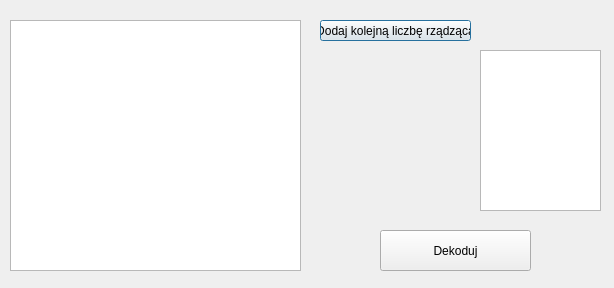
This is windowdecryptor.ui in machas1337/2DLMCA as Qt 5 draws it before an edit. The edited form follows.
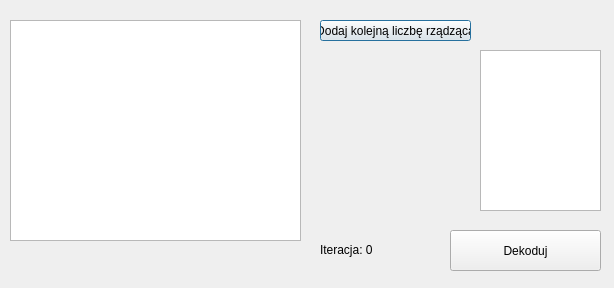
This is the edited form.

Commit message: modified:   2DLMCA.pro 	modified:   2DLMCA.pro.user 	modified:   decrypter.cpp 	modified:   decrypter.h 	modified:   encrypter.cpp 	modified:   encrypter.h 	modified:   mainwindow.cpp 	modified:   mainwindow.h 	modified:   mainwindow.ui 	deleted:    matrix.h 	renamed:    matrix.cpp -> pixel.cpp 	new file:   pixel.h 	modified:   windowdecryptor.cpp 	modified:   windowdecryptor.ui

```diff
--- a/windowdecryptor.ui
+++ b/windowdecryptor.ui
@@ -19,7 +19,7 @@
      <x>10</x>
      <y>20</y>
      <width>291</width>
-     <height>251</height>
+     <height>221</height>
     </rect>
    </property>
   </widget>
@@ -49,7 +49,7 @@
   <widget class="QPushButton" name="pushButtonDecode">
    <property name="geometry">
     <rect>
-     <x>380</x>
+     <x>450</x>
      <y>230</y>
      <width>151</width>
      <height>41</height>
@@ -86,6 +86,19 @@
     </property>
    </layout>
   </widget>
+  <widget class="QLabel" name="iterationLabel">
+   <property name="geometry">
+    <rect>
+     <x>320</x>
+     <y>240</y>
+     <width>101</width>
+     <height>20</height>
+    </rect>
+   </property>
+   <property name="text">
+    <string>Iteracja: 0</string>
+   </property>
+  </widget>
  </widget>
  <resources/>
  <connections/>
```
Left out of the diff: 2 changed lines with no effect on the pictures. The commit also changes 13 other files.
